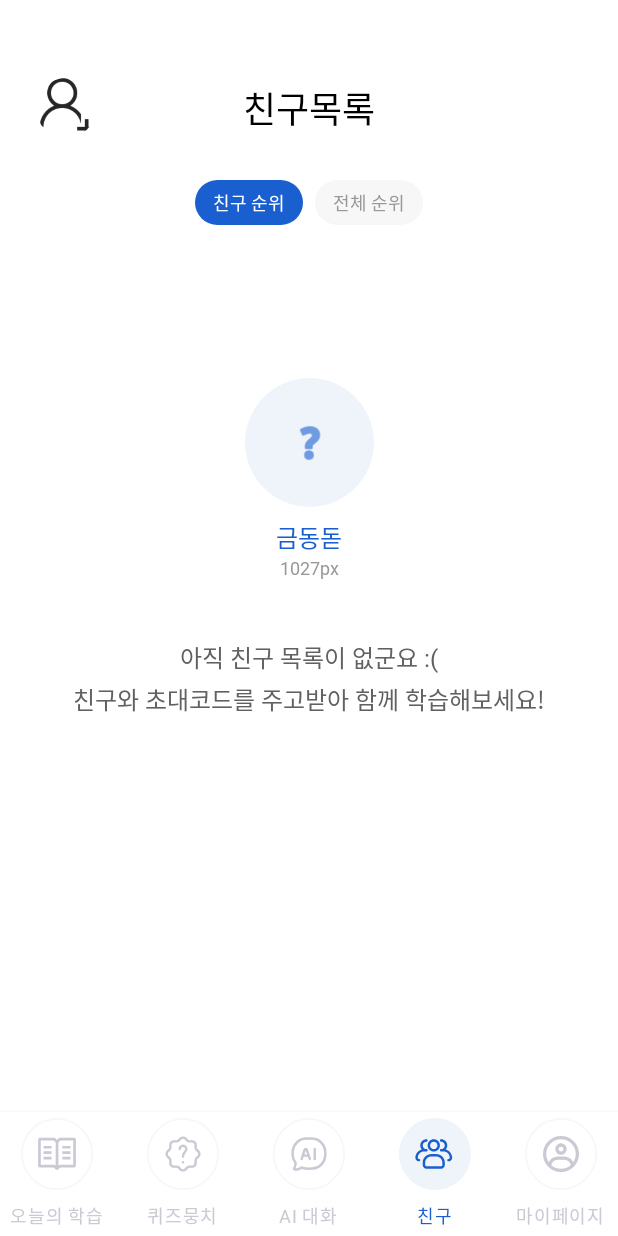
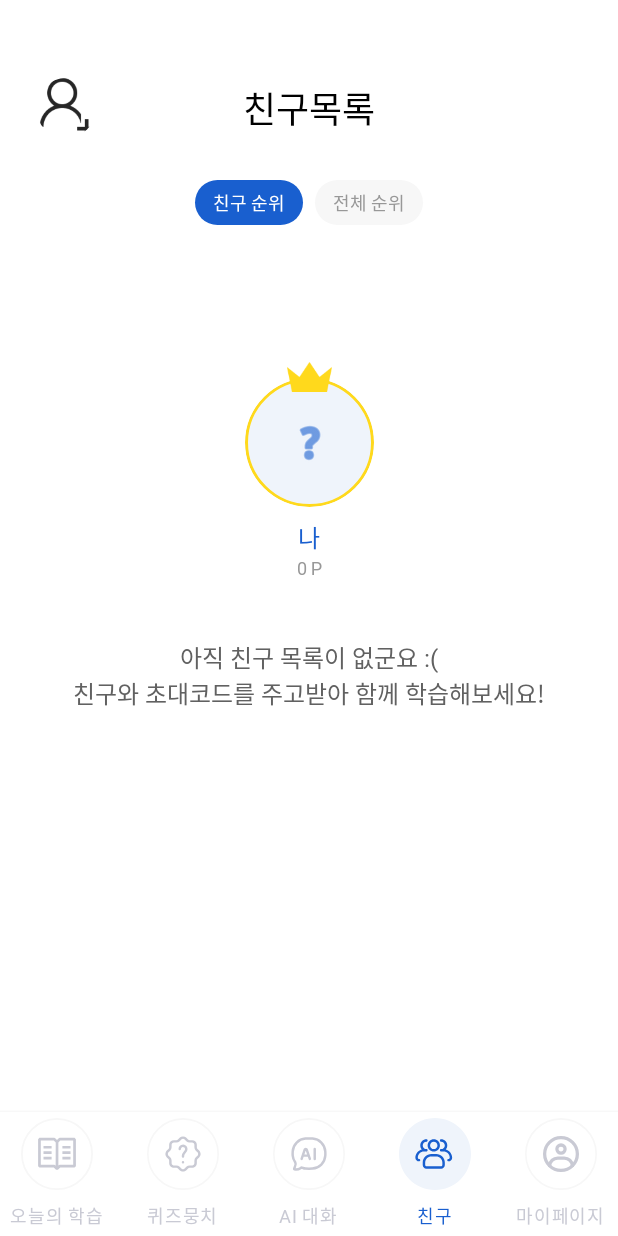
Before and after one commit to Malmungchi-2025/malmungchi-android, an Android app built with Jetpack Compose: the FriendScreen screen opened through its navigation route, item 4 of the bottom bar chosen, on a phone screen of 412 x 824 dp. Run offline under Robolectric (Android 15) with nearby library versions, the phone set to English and light mode, and no system bars; our stand-ins replace Dagger/Hilt's generated code, accompanist; network calls fail; Roboto replaces fonts that are not available here.

Commit message:
💄 : ui 수정 중...

```diff
--- a/feature/friend/src/main/java/com/malmungchi/feature/friend/FriendScreen.kt
+++ b/feature/friend/src/main/java/com/malmungchi/feature/friend/FriendScreen.kt
@@ -22,6 +22,7 @@ import androidx.compose.ui.platform.LocalContext
 import androidx.compose.ui.platform.LocalInspectionMode
 import androidx.compose.ui.res.painterResource
 import androidx.compose.ui.text.font.FontWeight
+import androidx.compose.ui.text.style.TextAlign
 import androidx.compose.ui.text.style.TextOverflow
 import androidx.compose.ui.tooling.preview.Preview
 import androidx.compose.ui.unit.Dp
@@ -135,6 +136,16 @@ fun FriendScreen(
             // ───── 친구 없음 UI ─────
             // yw- 친구가 없을 때 화면 생성
             if (ranks.isEmpty()) {
+
+                // 내 정보 가져오기 (실제 앱에서는 항상 있음)
+                val me = ranks.firstOrNull { it.isMe } ?: FriendRank(
+                    rank = 1,
+                    name = "나",
+                    points = 0,
+                    isMe = true,
+                    avatarRes = null
+                )
+
                 item {
                     Box(
                         modifier = Modifier
@@ -144,46 +155,60 @@ fun FriendScreen(
                     ) {
                         Column(horizontalAlignment = Alignment.CenterHorizontally) {
 
-                            AvatarThumb(size = 86.dp, painterRes = null,)
+                            // ---- 아바타 + 금색 테두리 + 왕관 ----
+                            Box(
+                                modifier = Modifier.size(86.dp),
+                                contentAlignment = Alignment.TopCenter
+                            ) {
+                                AvatarThumb(
+                                    size = 86.dp,
+                                    border = BorderStroke(2.dp, Gold),   // ⭐ 금색 테두리
+                                    painterRes = me.avatarRes
+                                )
+
+                                // ⭐ 왕관
+                                Icon(
+                                    painter = painterResource(id = R.drawable.ic_crown),
+                                    contentDescription = null,
+                                    tint = Color.Unspecified,
+                                    modifier = Modifier
+                                        .size(30.dp)
+                                        .offset(y = (-16).dp)
+                                )
+                            }
 
                             Spacer(Modifier.height(8.dp))
 
+                            // ---- 내 이름 ----
                             Text(
-                                text = "금동돋",   // yw- 내 정보 불러오기 부탁해요..
+                                text = me.name,
                                 fontFamily = Pretendard,
                                 fontSize = 16.sp,
                                 fontWeight = FontWeight.SemiBold,
-                                color = Color(0xFF195FCF)
+                                color = BrandBlue
                             )
 
                             Spacer(Modifier.height(2.dp))
 
+                            // ---- 내 포인트 ----
                             Text(
-                                text = "1027px", // yw- 내 정보 불러오기 부탁해요..
+                                text = "${me.points} P",
                                 fontFamily = Pretendard,
                                 fontSize = 12.sp,
                                 fontWeight = FontWeight.Medium,
-                                color = Color(0xFF989898)
+                                color = GrayTextSub
                             )
 
                             Spacer(Modifier.height(40.dp))
 
                             Text(
-                                text = "아직 친구 목록이 없군요 :(",
+                                text = "아직 친구 목록이 없군요 :(\n친구와 초대코드를 주고받아 함께 학습해보세요!",
                                 fontFamily = Pretendard,
                                 fontSize = 16.sp,
                                 fontWeight = FontWeight.Medium,
-                                color = Color(0xFF616161)
-                            )
-
-                            Spacer(Modifier.height(4.dp))
-
-                            Text(
-                                text = "친구와 초대코드를 주고받아 함께 학습해보세요!",
-                                fontFamily = Pretendard,
-                                fontSize = 16.sp,
-                                fontWeight = FontWeight.Medium,
-                                color = Color(0xFF616161)
+                                color = Color(0xFF616161),
+                                lineHeight = 24.sp,   //  줄간격 150%
+                                textAlign = TextAlign.Center
                             )
                         }
                     }
@@ -273,8 +298,8 @@ private fun Top3RowSilverGoldBronze(items: List<FriendRank>) {
 
 @Composable
 private fun Top3Item(item: FriendRank, raise: Boolean) {
-    val borderColor = if (item.rank == 1) Gold else RankNumGray
-
+    //val borderColor = if (item.rank == 1) Gold else RankNumGray
+    val borderColor = if (item.rank == 1) Gold else Color.Transparent
     Column(
         horizontalAlignment = Alignment.CenterHorizontally,
         modifier = if (raise) Modifier.offset(y = (-10).dp) else Modifier
@@ -308,7 +333,7 @@ private fun Top3Item(item: FriendRank, raise: Boolean) {
             fontFamily = Pretendard,
             fontSize = 16.sp,
             fontWeight = FontWeight.Medium,
-            color = Color.Black,
+            color = if (item.isMe && item.rank in 1..3) BrandBlue else Color.Black,
             maxLines = 1,
             overflow = TextOverflow.Ellipsis
         )
@@ -333,7 +358,7 @@ private fun RankRow(item: FriendRank) {
 
     Surface(
         shape = RoundedCornerShape(12.dp),
-        color = Color.White,
+        color = Color(0xFFEFF4FB),
         shadowElevation = 2.dp,
         border = outline,
         modifier = Modifier.fillMaxWidth()
@@ -341,6 +366,7 @@ private fun RankRow(item: FriendRank) {
         Row(
             Modifier
                 .fillMaxWidth()
+                .height(68.dp)
                 .padding(horizontal = 12.dp, vertical = 10.dp),
             verticalAlignment = Alignment.CenterVertically
         ) {
```
